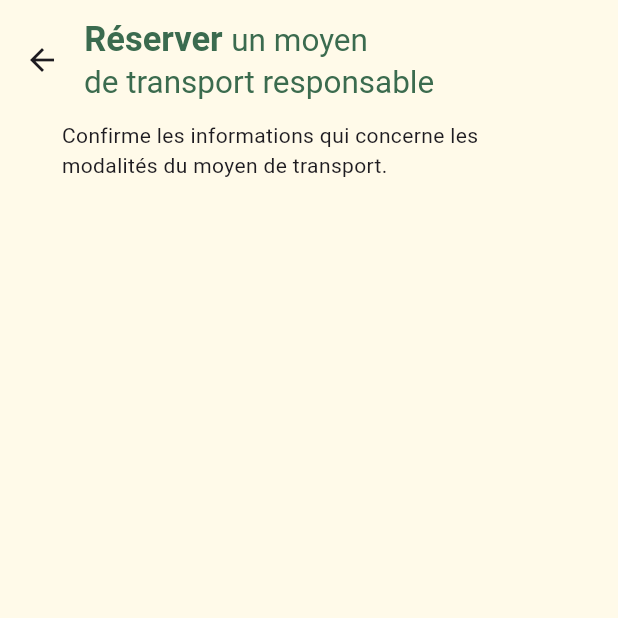
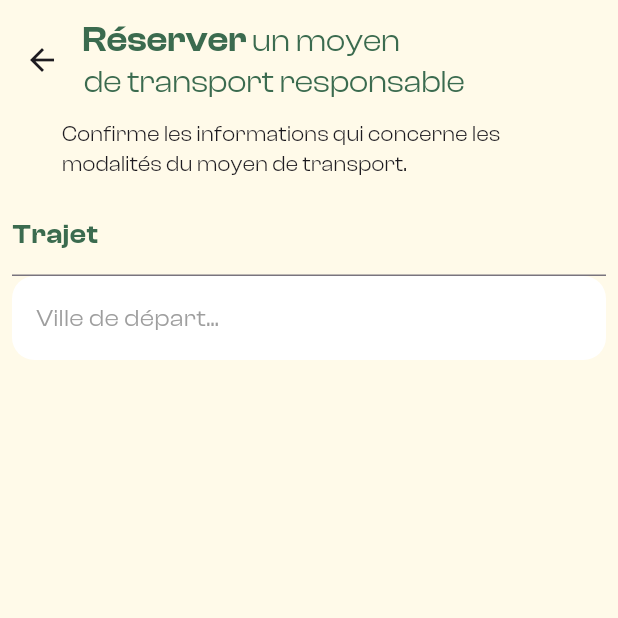
Before and after one commit to Ddg80/lamna, a Flutter app: the FormTransportationPage screen opened directly, on a phone screen of 412 x 824 dp, the top half of it. Run offline on Flutter 3.47's test engine with Material 3 defaults, Android fonts, the phone set to English and light mode, and no system bars; our stand-ins replace carousel_slider, flutter_card_swiper, flutter_svg; Roboto replaces fonts that are missing (Clash Display Variable).

Commit message:
Add fonts and fontConstante

```diff
--- a/lib/main.dart
+++ b/lib/main.dart
@@ -19,6 +19,9 @@ class MainApp extends StatelessWidget {
         debugShowCheckedModeBanner: false,
         theme: ThemeData(
           scaffoldBackgroundColor: ColorConstants.lightScaffoldBackgroundColor,
+          textSelectionTheme: TextSelectionThemeData(
+            cursorColor: ColorConstants.greenDarkAppColor,
+          ),
         ),
         home: const LauncherPage(),
       ),
--- a/lib/pages/reserved/form_transportation_page.dart
+++ b/lib/pages/reserved/form_transportation_page.dart
@@ -1,5 +1,6 @@
 import 'package:flutter/material.dart';
 import 'package:lamna/utils/constants/color_constants.dart';
+import 'package:lamna/utils/constants/font_constants.dart';
 import 'package:lamna/utils/widgets/reserved/title_reserved.dart';
 
 class FormTransportationPage extends StatefulWidget {
@@ -10,6 +11,13 @@ class FormTransportationPage extends StatefulWidget {
 }
 
 class _FormTransportationPageState extends State<FormTransportationPage> {
+  final _formkey = GlobalKey<FormState>();
+  TextEditingController startCityController = TextEditingController();
+  TextEditingController finishCityController = TextEditingController();
+  TextEditingController startDateController = TextEditingController();
+  TextEditingController returnDateController = TextEditingController();
+  TextEditingController numbersTravelController = TextEditingController();
+  bool enable = false;
   @override
   void initState() {
     super.initState();
@@ -26,16 +34,76 @@ class _FormTransportationPageState extends State<FormTransportationPage> {
         elevation: 0,
         toolbarHeight: 80,
       ),
-      body: Column(
+      body: SingleChildScrollView(
+        child: Column(
           children: [
             Center(
               child: SizedBox(
                 width: MediaQuery.of(context).size.width * 0.8,
-              child: const Text(
-                  'Confirme les informations qui concerne les modalités du moyen de transport.'),
+                child: Text(
+                  'Confirme les informations qui concerne les modalités du moyen de transport.',
+                  style: TextStyle(
+                    fontWeight: FontWeight.w300,
+                    fontFamily: FontConstants.regularFont,
                   ),
                 ),
+              ),
+            ),
+            Form(
+              key: _formkey,
+              child: Padding(
+                padding: const EdgeInsets.all(8.0),
+                child: Column(
+                  mainAxisAlignment: MainAxisAlignment.start,
+                  children: <Widget>[
+                    TextFormField(
+                      decoration: InputDecoration(
+                          label: Text(
+                            'Trajet',
+                            style: TextStyle(
+                              fontFamily: FontConstants.principalFont,
+                              color: ColorConstants.greenDarkAppColor,
+                              fontSize: 18,
+                              fontWeight: FontWeight.w600,
+                            ),
+                          ),
+                          hintText: 'Ville de départ...'),
+                    ),
+                    TextFormField(
+                      controller: startCityController,
+                      decoration: InputDecoration(
+                        hintText: 'Ville de départ...',
+                        hintStyle: TextStyle(
+                            color: Colors.grey,
+                            fontFamily: FontConstants.regularFont),
+                        filled: true,
+                        fillColor: Colors.white,
+                        border: OutlineInputBorder(
+                          borderRadius: BorderRadius.circular(15),
+                          borderSide: BorderSide.none,
+                        ),
+                      ),
+                      onChanged: (data) {
+                        if (startCityController.text.isEmpty) {
+                          enable = false;
+                        } else {
+                          enable = true;
+                        }
+                        setState(() {});
+                      },
+                      validator: (value) {
+                        if (value == null || value.isEmpty) {
+                          return 'Merci de renseigner une ville de départ email valide.';
+                        }
+                        return null;
+                      },
+                    ),
                   ],
+                ),
+              ),
+            )
+          ],
+        ),
       ),
     );
   }
--- a/lib/utils/constants/font_constants.dart
+++ b/lib/utils/constants/font_constants.dart
@@ -1,3 +1,8 @@
 class FontConstants {
   static String principalFont = 'ClashDisplay';
+  static String boldFont = 'ClashDisplayBold';
+  static String lightFont = 'ClashDisplayLight';
+  static String mediumFont = 'ClashDisplayMedium';
+  static String regularFont = 'ClashDisplayRegular';
+  static String semiBoldFont = 'ClashDisplaySemiBold';
 }
--- a/lib/utils/widgets/reserved/title_reserved.dart
+++ b/lib/utils/widgets/reserved/title_reserved.dart
@@ -1,5 +1,6 @@
 import 'package:flutter/material.dart';
 import 'package:lamna/utils/constants/color_constants.dart';
+import 'package:lamna/utils/constants/font_constants.dart';
 
 class TitleReserved extends StatelessWidget {
   const TitleReserved({
@@ -14,7 +15,8 @@ class TitleReserved extends StatelessWidget {
         Text.rich(
           textAlign: TextAlign.start,
           style: TextStyle(
-              color: ColorConstants.greenDarkAppColor), //style for all textspan
+            color: ColorConstants.greenDarkAppColor,
+          ), //style for all textspan
           TextSpan(
             children: [
               TextSpan(
@@ -22,28 +24,29 @@ class TitleReserved extends StatelessWidget {
                 style: TextStyle(
                   fontSize: 23,
                   color: ColorConstants.greenDarkAppColor,
-                  fontWeight: FontWeight.w700,
+                  fontFamily: FontConstants.semiBoldFont,
                 ),
               ),
               TextSpan(
                 text: "un moyen",
                 style: TextStyle(
-                  fontSize: 21,
-                  color: ColorConstants.greenDarkAppColor,
-                  fontWeight: FontWeight.w400,
-                ),
+                    fontSize: 21,
+                    color: ColorConstants.greenDarkAppColor,
+                    fontWeight: FontWeight.w400,
+                    fontFamily: FontConstants.regularFont),
               )
             ],
           ),
         ),
         Container(
           transform: Matrix4.translationValues(22, 0, 0),
-          child: const Text(
+          child: Text(
             'de transport responsable',
             style: TextStyle(
-                color: Color(0xFF3B6B4E),
-                fontSize: 21,
-                fontFamily: 'Clash Display Variable'),
+              color: ColorConstants.greenDarkAppColor,
+              fontSize: 21,
+              fontFamily: FontConstants.regularFont,
+            ),
           ),
         ),
       ],
```
Also changed, not shown: pubspec.yaml (+15 -0 lines), fonts/ClashDisplay-Bold.ttf (added), fonts/ClashDisplay-Extralight.ttf (added), fonts/ClashDisplay-Light.ttf (added), fonts/ClashDisplay-Medium.ttf (added), fonts/ClashDisplay-Regular.ttf (added), fonts/ClashDisplay-Semibold.ttf (added). Lines whose indentation alone changed are shown as unchanged.
